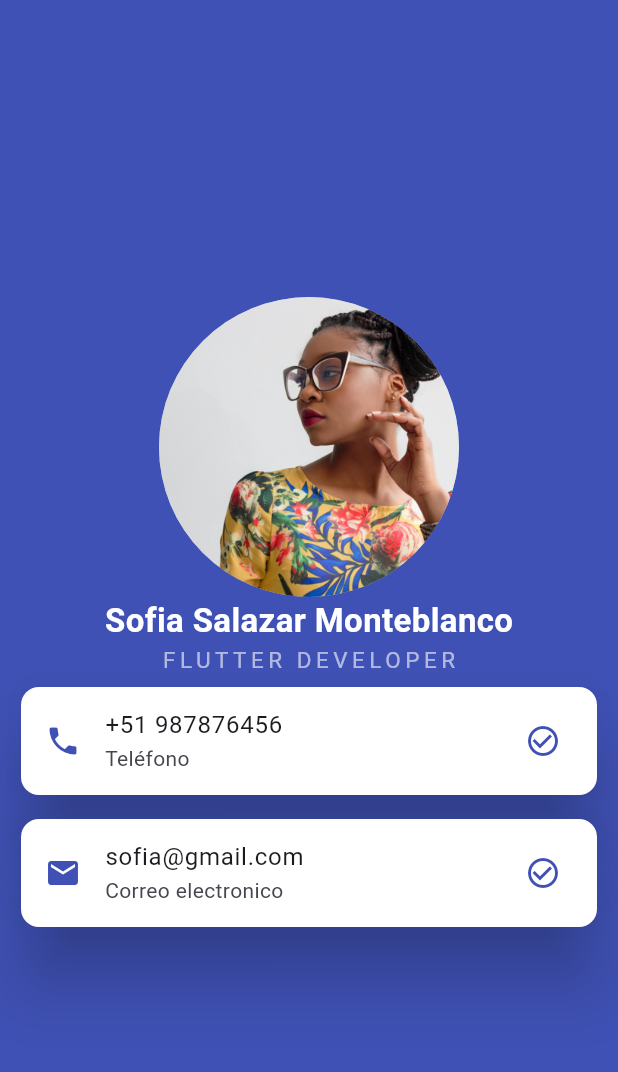
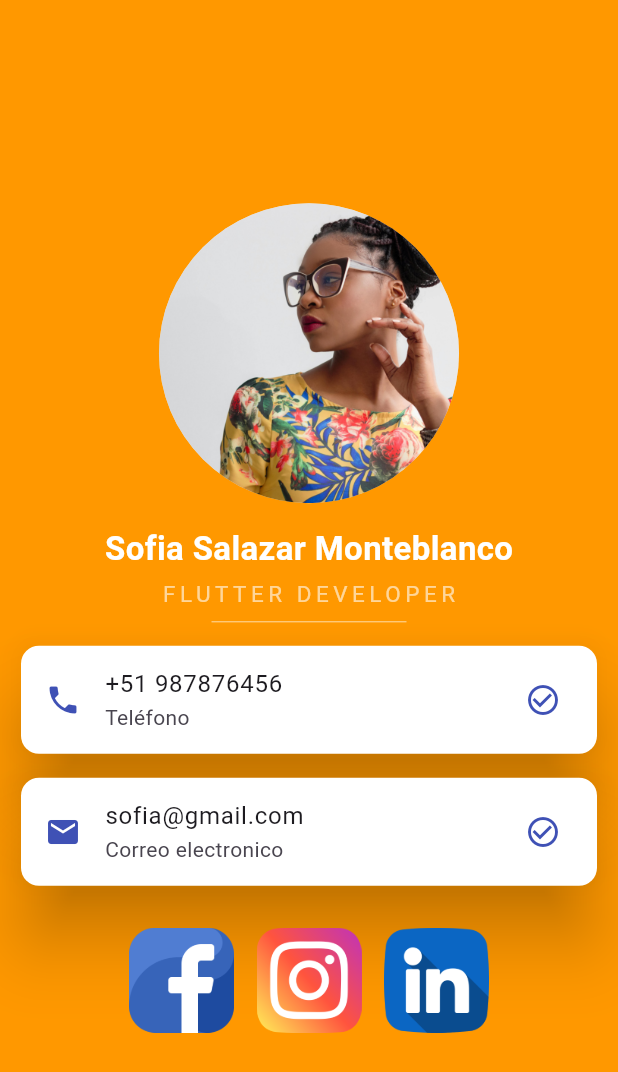
Before and after one commit to RosaPomalima/flutter_codigo_mycard, a Flutter app: the screen it shows after launch, on a phone screen of 412 x 824 dp. Shown: the top 1072 px of the screen. Run offline on Flutter 3.47's test engine with Material 3 defaults, Android fonts, the phone set to English and light mode, and no system bars; Roboto replaces fonts that are missing (Oswaldo).

```diff
--- a/lib/main.dart
+++ b/lib/main.dart
@@ -9,7 +9,7 @@ class MyApp extends StatelessWidget {
   Widget build(BuildContext context) {
     return MaterialApp(
       home: Scaffold(
-        backgroundColor: Colors.indigo,
+        backgroundColor: Colors.orange,
         body: SafeArea(
             child: Column(
           mainAxisAlignment: MainAxisAlignment.center,
@@ -21,6 +21,9 @@ class MyApp extends StatelessWidget {
               /* backgroundImage: NetworkImage(
                   "https://images.pexels.com/photos/774909/pexels-photo-774909.jpeg?auto=compress&cs=tinysrgb&w=1260&h=750&dpr=1"),*/
             ),
+            SizedBox(
+              height: 15.0,
+            ),
             Text(
               "Sofia Salazar Monteblanco",
               style: TextStyle(
@@ -28,6 +31,9 @@ class MyApp extends StatelessWidget {
                   fontSize: 22.0,
                   fontWeight: FontWeight.w700,
                   fontFamily: "Oswaldo"),
+            ),
+            SizedBox(
+              height: 4.0,
             ),
             Text(
               "FLUTTER DEVELOPER",
@@ -37,6 +43,18 @@ class MyApp extends StatelessWidget {
                 //ESPACIO ENTRE LAS LETRAS
                 letterSpacing: 3.0,
                 fontWeight: FontWeight.w400,
+              ),
+            ),
+            SizedBox(
+              width: 130.0,
+              child: Divider(
+                //Grosor
+                thickness: 0.8,
+                color: Colors.white54,
+                /*
+                Dar espacios al inicio y al
+                indent: 40.0,
+                endIndent: 40.0,*/
               ),
             ),
             Card(
@@ -83,6 +101,35 @@ class MyApp extends StatelessWidget {
                   color: Colors.indigo,
                 ),
               ),
+            ),
+            SizedBox(
+              height: 20.0,
+            ),
+            Row(
+              mainAxisAlignment: MainAxisAlignment.center,
+              children: [
+                Image.asset(
+                  "assets/images/facebook.png",
+                  width: 70.0,
+                  height: 70.0,
+                ),
+                SizedBox(
+                  width: 15.0,
+                ),
+                Image.asset(
+                  "assets/images/instagram.png",
+                  width: 70.0,
+                  height: 70.0,
+                ),
+                SizedBox(
+                  width: 15.0,
+                ),
+                Image.asset(
+                  "assets/images/linkedin.png",
+                  width: 70.0,
+                  height: 70.0,
+                ),
+              ],
             )
           ],
         )),
--- a/pubspec.yaml
+++ b/pubspec.yaml
@@ -60,7 +60,7 @@ flutter:
 
   # To add assets to your application, add an assets section, like this:
   assets:
-    - assets/images/person.jpg
+    - assets/images/
   # Para varias imagenes
   # assets/images/
 
```
Also changed, not shown: assets/images/facebook.png (added), assets/images/instagram.png (added), assets/images/linkedin.png (added).
